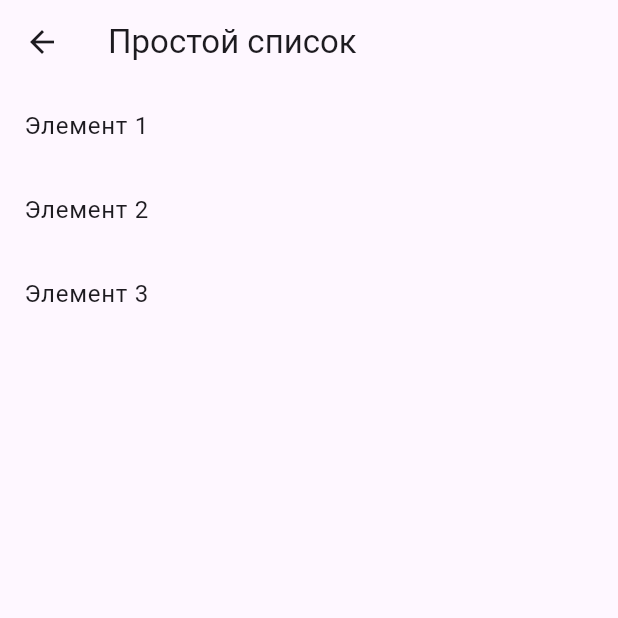
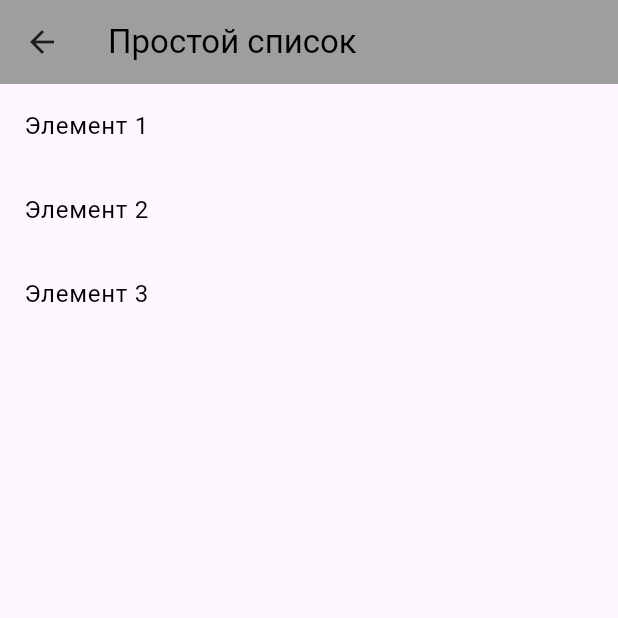
Before and after one commit to NikVlasov20/mobile_dev, a Flutter app: the screen it shows after launch, after a tap on "Простой список", on a phone screen of 412 x 824 dp, the top half of it. Run offline on Flutter 3.47's test engine with Material 3 defaults, Android fonts, the phone set to English and light mode, and no system bars.

Commit message:
fix:some_design

```diff
--- a/lab5/lib/main.dart
+++ b/lab5/lib/main.dart
@@ -20,7 +20,13 @@ class HomeScreen extends StatelessWidget {
   @override
   Widget build(BuildContext context) {
     return Scaffold(
-      appBar: AppBar(title: Text("Списки в Flutter")),
+      appBar: AppBar(
+        title: Text(
+          "Списки в Flutter",
+          style: TextStyle(color: Colors.black),
+        ),
+        backgroundColor: Colors.grey,
+      ),
       body: Center(
         child: Column(
           mainAxisAlignment: MainAxisAlignment.center,
@@ -32,7 +38,13 @@ class HomeScreen extends StatelessWidget {
                   MaterialPageRoute(builder: (context) => SimpleList()),
                 );
               },
-              child: Text("Простой список"),
+              style: ElevatedButton.styleFrom(
+                backgroundColor: Colors.grey,
+              ),
+              child: Text(
+                "Простой список",
+                style: TextStyle(color: Colors.black),
+              ),
             ),
             ElevatedButton(
               onPressed: () {
@@ -41,7 +53,13 @@ class HomeScreen extends StatelessWidget {
                   MaterialPageRoute(builder: (context) => InfinityList()),
                 );
               },
-              child: Text("Бесконечный список со строками"),
+              style: ElevatedButton.styleFrom(
+                backgroundColor: Colors.grey,
+              ),
+              child: Text(
+                "Бесконечный список со строками",
+                style: TextStyle(color: Colors.black),
+              ),
             ),
             ElevatedButton(
               onPressed: () {
@@ -50,7 +68,13 @@ class HomeScreen extends StatelessWidget {
                   MaterialPageRoute(builder: (context) => InfinityMathList()),
                 );
               },
-              child: Text("Бесконечный список с возведением в степень"),
+              style: ElevatedButton.styleFrom(
+                backgroundColor: Colors.grey,
+              ),
+              child: Text(
+                "Бесконечный список с возведением в степень",
+                style: TextStyle(color: Colors.black),
+              ),
             ),
           ],
         ),
--- a/lab5/lib/simple_list.dart
+++ b/lab5/lib/simple_list.dart
@@ -4,12 +4,33 @@ class SimpleList extends StatelessWidget {
   @override
   Widget build(BuildContext context) {
     return Scaffold(
-      appBar: AppBar(title: Text("Простой список")),
+      appBar: AppBar(
+        title: Text(
+          "Простой список",
+          style: TextStyle(color: Colors.black),
+        ),
+        backgroundColor: Colors.grey,
+      ),
       body: ListView(
         children: [
-          ListTile(title: Text("Элемент 1")),
-          ListTile(title: Text("Элемент 2")),
-          ListTile(title: Text("Элемент 3")),
+          ListTile(
+            title: Text(
+              "Элемент 1",
+              style: TextStyle(color: Colors.black),
+            ),
+          ),
+          ListTile(
+            title: Text(
+              "Элемент 2",
+              style: TextStyle(color: Colors.black),
+            ),
+          ),
+          ListTile(
+            title: Text(
+              "Элемент 3",
+              style: TextStyle(color: Colors.black),
+            ),
+          ),
         ],
       ),
     );
```
Also changed, not shown: lab5/lib/infinity_list.dart (+13 -2 lines), lab5/lib/infinity_math_list.dart (+13 -6 lines).
